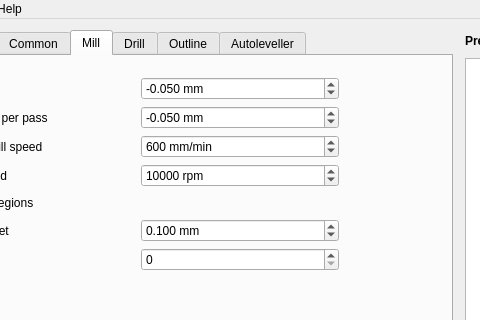
Old version of the form mainwindow.ui in the repository ownedcore/pcb2gcodeGUI; both pictures show x 103 to 583 and y 0 to 320 of the 907 by 709 pixel window.
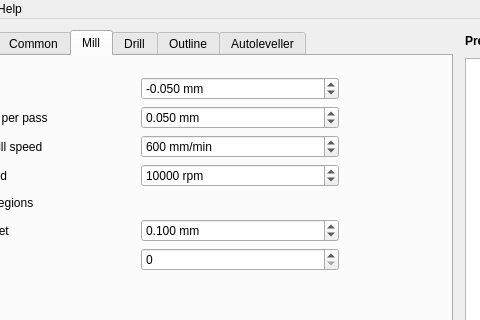
New version of the form. The open tabs and pages were chosen to show the change.

Commit message: Adjusts values for "mill-infeed" doubleSpinBox

Diff of the .ui file:
```diff
--- a/mainwindow.ui
+++ b/mainwindow.ui
@@ -893,16 +893,16 @@
               <number>3</number>
              </property>
              <property name="minimum">
-              <double>-1000.000000000000000</double>
+              <double>0.00000000000000</double>
              </property>
              <property name="maximum">
-              <double>0.000000000000000</double>
+              <double>1000.000000000000000</double>
              </property>
              <property name="singleStep">
               <double>0.001000000000000</double>
              </property>
              <property name="value">
-              <double>-0.050000000000000</double>
+              <double>0.050000000000000</double>
              </property>
             </widget>
            </item>
```
Left out of the diff: 2 changed lines with no effect on the pictures.
